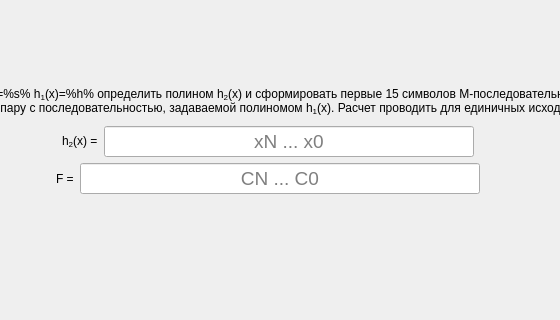
Old version of the form task/screentask5.ui in the repository bukhmastov/fpsp; both pictures show x 162 to 722 and y 123 to 443 of the 859 by 527 pixel window.
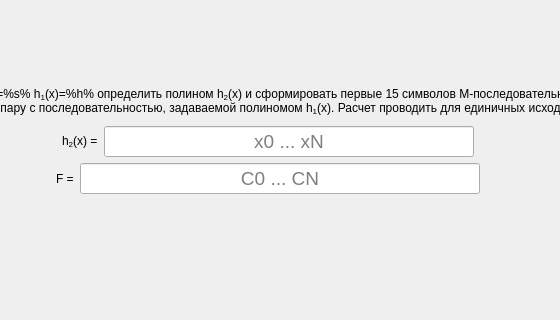
New version of the form.

The edit to the form file:
```diff
--- a/task/screentask5.ui
+++ b/task/screentask5.ui
@@ -124,7 +124,7 @@
           <set>Qt::AlignCenter</set>
          </property>
          <property name="placeholderText">
-          <string>xN ... x0</string>
+          <string>x0 ... xN</string>
          </property>
         </widget>
        </item>
@@ -194,7 +194,7 @@
           <set>Qt::AlignCenter</set>
          </property>
          <property name="placeholderText">
-          <string>CN ... C0</string>
+          <string>C0 ... CN</string>
          </property>
         </widget>
        </item>
```
